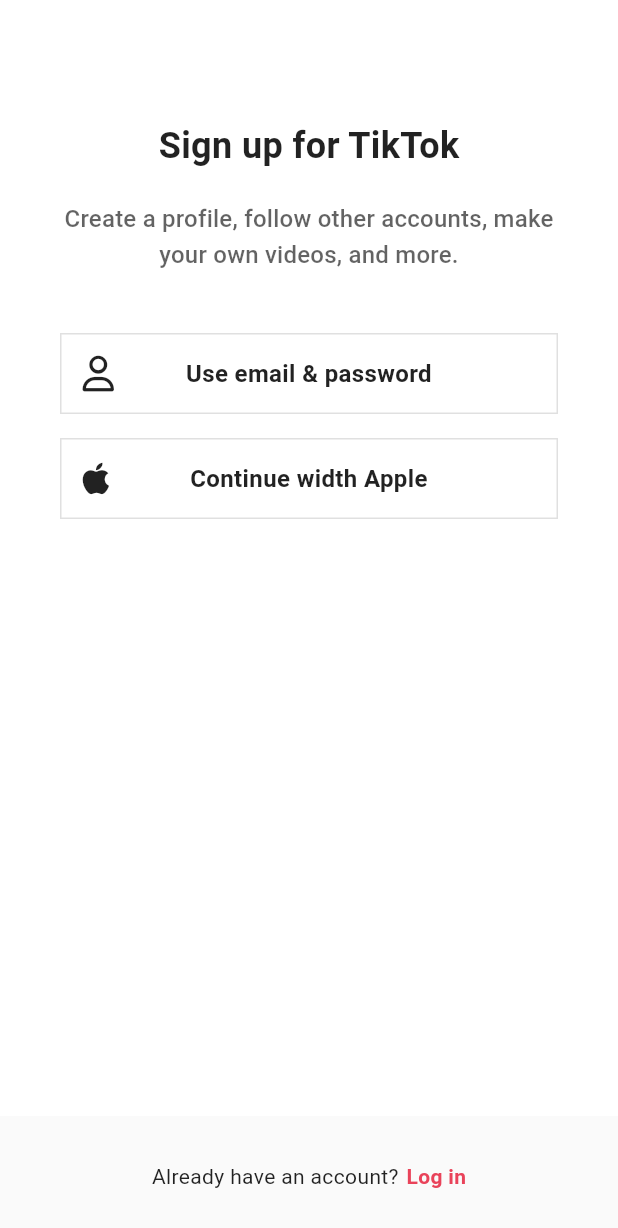
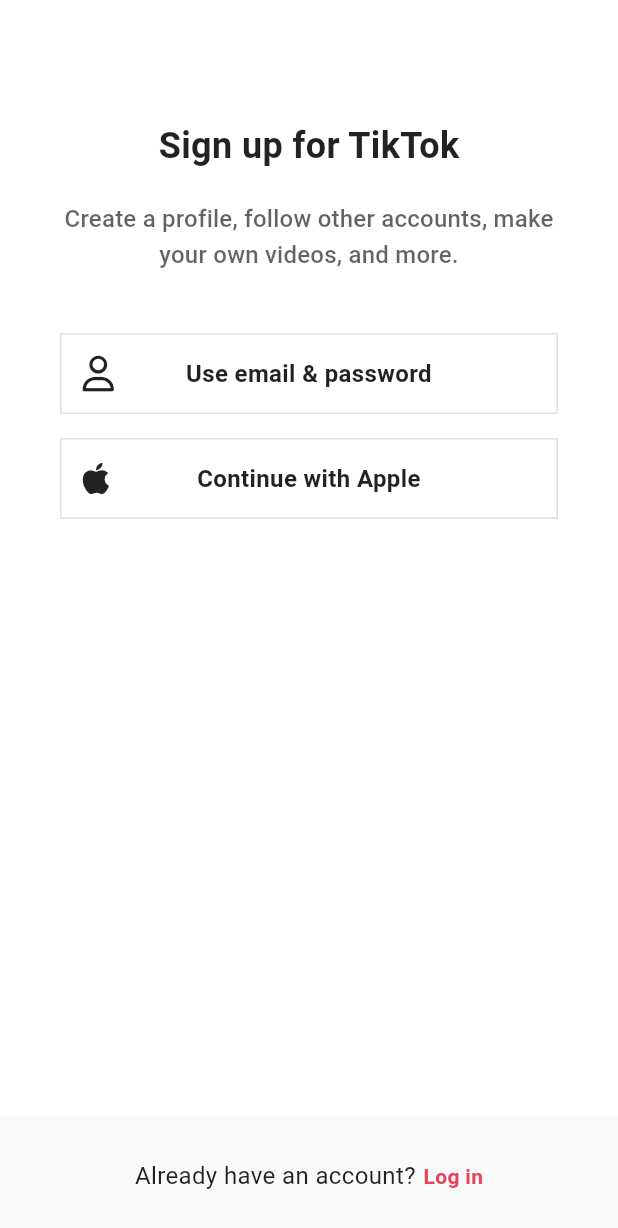
Before and after one commit to hojun-jo/NomadCoders-tiktok_clone, a Flutter app: the screen it shows after launch, on a phone screen of 412 x 824 dp. Shown: the top 1228 px of the screen. Run offline on Flutter 3.47's test engine with Material 3 defaults, Android fonts, the phone set to English and light mode, and no system bars; our stand-ins replace font_awesome_flutter, video_player, visibility_detector.

Commit message:
refactor: l10n - SignUpScreen에 익스텐션으로 자동 생성된 코드 적용
flutter intl

```diff
--- a/l10n.yaml
+++ /dev/null
@@ -1,3 +0,0 @@
-arb-dir: lib/intl
-template-arb-file: intl_en.arb
-output-localization-file: intl_generated.dart
--- a/lib/features/authentication/sign_up_screen.dart
+++ b/lib/features/authentication/sign_up_screen.dart
@@ -5,7 +5,7 @@ import 'package:tiktok_clone/constants/sizes.dart';
 import 'package:tiktok_clone/features/authentication/username_screen.dart';
 import 'package:tiktok_clone/features/authentication/widgets/auth_button.dart';
 import 'package:tiktok_clone/features/authentication/login_screen.dart';
-import 'package:flutter_gen/gen_l10n/intl_generated.dart';
+import 'package:tiktok_clone/generated/l10n.dart';
 
 class SignUpScreen extends StatelessWidget {
   const SignUpScreen({super.key});
@@ -38,7 +38,7 @@ class SignUpScreen extends StatelessWidget {
                 children: [
                   Gaps.v80,
                   Text(
-                    AppLocalizations.of(context)!.signUpTitle("TikTok"),
+                    S.of(context).signUpTitle("TikTok"),
                     style: const TextStyle(
                       fontSize: Sizes.size24,
                       fontWeight: FontWeight.w700,
@@ -48,7 +48,7 @@ class SignUpScreen extends StatelessWidget {
                   Opacity(
                     opacity: 0.7,
                     child: Text(
-                      "Create a profile, follow other accounts, make your own videos, and more.",
+                      S.of(context).signUpSubtitle,
                       style: Theme.of(context).textTheme.titleMedium,
                       textAlign: TextAlign.center,
                     ),
@@ -58,13 +58,13 @@ class SignUpScreen extends StatelessWidget {
                     AuthButton(
                       onTap: () => _onEmailTap(context),
                       icon: const FaIcon(FontAwesomeIcons.user),
-                      text: "Use email & password",
+                      text: S.of(context).emailPasswordButton,
                     ),
                     Gaps.v16,
                     AuthButton(
                       onTap: () => {},
                       icon: const FaIcon(FontAwesomeIcons.apple),
-                      text: "Continue width Apple",
+                      text: S.of(context).appleButton,
                     ),
                   ],
                   if (orientation == Orientation.landscape)
@@ -74,7 +74,7 @@ class SignUpScreen extends StatelessWidget {
                           child: AuthButton(
                             onTap: () => _onEmailTap(context),
                             icon: const FaIcon(FontAwesomeIcons.user),
-                            text: "Use email & password",
+                            text: S.of(context).emailPasswordButton,
                           ),
                         ),
                         Gaps.h16,
@@ -82,7 +82,7 @@ class SignUpScreen extends StatelessWidget {
                           child: AuthButton(
                             onTap: () => {},
                             icon: const FaIcon(FontAwesomeIcons.apple),
-                            text: "Continue width Apple",
+                            text: S.of(context).appleButton,
                           ),
                         ),
                       ],
@@ -96,12 +96,17 @@ class SignUpScreen extends StatelessWidget {
             child: Row(
               mainAxisAlignment: MainAxisAlignment.center,
               children: [
-                const Text("Already have an account?"),
+                Text(
+                  S.of(context).alreadyHaveAnAccount,
+                  style: const TextStyle(
+                    fontSize: Sizes.size16,
+                  ),
+                ),
                 Gaps.h5,
                 GestureDetector(
                   onTap: () => _onLoginTap(context),
                   child: Text(
-                    "Log in",
+                    S.of(context).logIn,
                     style: TextStyle(
                       fontWeight: FontWeight.w600,
                       color: Theme.of(context).primaryColor,
--- a/lib/intl/intl_ko.arb
+++ /dev/null
@@ -1,3 +0,0 @@
-{
-    "signUpTitle":"{nameOfTheApp}에 가입하세요"
-}
--- a/lib/main.dart
+++ b/lib/main.dart
@@ -5,7 +5,7 @@ import 'package:tiktok_clone/constants/sizes.dart';
 import 'package:tiktok_clone/features/authentication/sign_up_screen.dart';
 import 'package:tiktok_clone/features/main_navigation/main_navigation_screen.dart';
 import 'package:tiktok_clone/features/settings/settings_screen.dart';
-import 'package:flutter_gen/gen_l10n/intl_generated.dart';
+import 'package:tiktok_clone/generated/l10n.dart';
 
 void main() async {
   WidgetsFlutterBinding.ensureInitialized();
@@ -31,8 +31,16 @@ class TikTokApp extends StatelessWidget {
     return MaterialApp(
       debugShowCheckedModeBanner: false,
       title: 'TikTok Clone',
-      localizationsDelegates: AppLocalizations.localizationsDelegates,
-      supportedLocales: AppLocalizations.supportedLocales,
+      localizationsDelegates: const [
+        S.delegate,
+        GlobalWidgetsLocalizations.delegate,
+        GlobalMaterialLocalizations.delegate,
+        GlobalCupertinoLocalizations.delegate,
+      ],
+      supportedLocales: const [
+        Locale("en"),
+        Locale("ko"),
+      ],
       themeMode: ThemeMode.system,
       theme: ThemeData(
         brightness: Brightness.light,
--- a/pubspec.yaml
+++ b/pubspec.yaml
@@ -61,7 +61,6 @@ dev_dependencies:
 
 # For information on the generic Dart part of this file, see the
 # following page: https://dart.dev/tools/pub/pubspec
-
 # The following section is specific to Flutter packages.
 flutter:
   generate: true
@@ -74,13 +73,10 @@ flutter:
   assets:
     - assets/videos/
     - assets/images/
-
   # An image asset can refer to one or more resolution-specific "variants", see
   # https://flutter.dev/to/resolution-aware-images
-
   # For details regarding adding assets from package dependencies, see
   # https://flutter.dev/to/asset-from-package
-
   # To add custom fonts to your application, add a fonts section here,
   # in this "flutter" section. Each entry in this list should have a
   # "family" key with the font family name, and a "fonts" key with a
@@ -100,3 +96,5 @@ flutter:
   #
   # For details regarding fonts from package dependencies,
   # see https://flutter.dev/to/font-from-package
+flutter_intl:
+  enabled: true
```
Also changed, not shown: lib/intl/intl_en.arb (deleted, +0 -12 lines), lib/l10n/intl_en.arb (added, +27 -0 lines), lib/l10n/intl_ko.arb (added, +8 -0 lines), lib/generated/intl/messages_all.dart (added), lib/generated/intl/messages_en.dart (added), lib/generated/intl/messages_ko.dart (added), lib/generated/l10n.dart (added).
